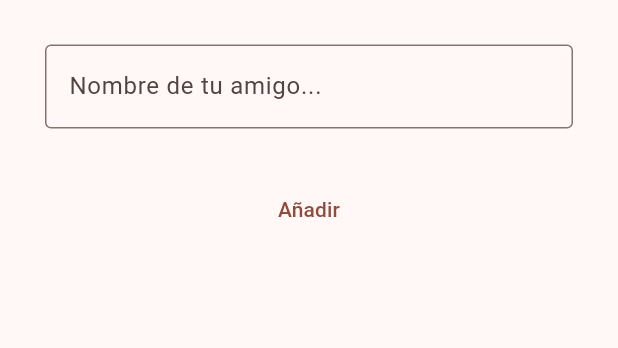
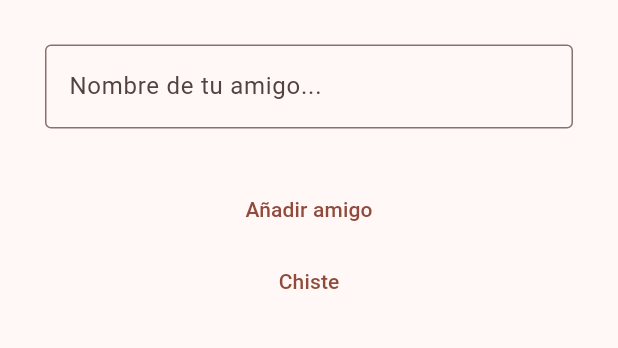
Before and after one commit to juanrinconadacev/plan_amigos, a Flutter app: the screen it shows after launch, on a phone screen of 412 x 824 dp, the part 65-413 px from its top. Run offline on Flutter 3.47's test engine with Material 3 defaults, Android fonts, the phone set to English and light mode, and no system bars.

```diff
--- /dev/null
+++ b/lib/chiste.dart
@@ -0,0 +1,11 @@
+class Chiste {
+  final String inicio;
+  final String gracia;
+
+  const Chiste({required this.inicio, required this.gracia});
+
+  factory Chiste.fromJson(Map<String, dynamic> json) {
+    return Chiste(
+        inicio: json['setup'] as String, gracia: json['punchline'] as String);
+  }
+}
--- a/lib/pantalla_amigos.dart
+++ b/lib/pantalla_amigos.dart
@@ -1,4 +1,5 @@
 import 'package:flutter/material.dart';
+import 'package:hola_mundo/pantalla_chiste.dart';
 
 class PantallaAmigos extends StatefulWidget {
   const PantallaAmigos({super.key, required this.title});
@@ -29,9 +30,14 @@ class _PantallaAmigosState extends State<PantallaAmigos> {
     if (_campoTextoAmigo.text.isNotEmpty) {
       amigos.add(_campoTextoAmigo.text);
       _campoTextoAmigo.text = "";
-      setState(() {});
+      setState(() {}); // Refrescar Interfaz
     }
     print(amigos);
+  }
+
+  void chiste() {
+    Navigator.of(context)
+        .push(MaterialPageRoute(builder: (context) => const PantallaChiste()));
   }
 
   @override
@@ -49,7 +55,8 @@ class _PantallaAmigosState extends State<PantallaAmigos> {
                     border: OutlineInputBorder(),
                     labelText: "Nombre de tu amigo..."),
               )),
-          TextButton(onPressed: nuevoAmigo, child: const Text("Añadir")),
+          TextButton(onPressed: nuevoAmigo, child: const Text("Añadir amigo")),
+          TextButton(onPressed: chiste, child: const Text("Chiste")),
           ListView.builder(
             itemCount: amigos.length,
             itemBuilder: (context, index) {
--- a/pubspec.yaml
+++ b/pubspec.yaml
@@ -35,6 +35,7 @@ dependencies:
   # The following adds the Cupertino Icons font to your application.
   # Use with the CupertinoIcons class for iOS style icons.
   cupertino_icons: ^1.0.8
+  http: ^1.2.2
 
 dev_dependencies:
   flutter_test:
```
Also changed, not shown: lib/pantalla_chiste.dart (added, +47 -0 lines), pubspec.lock.
